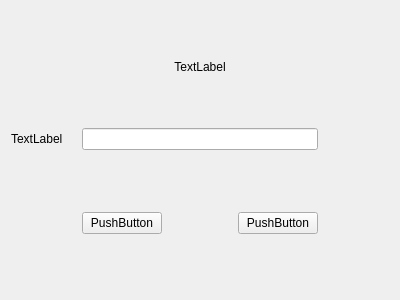
Qt form FactoryDefaultWidget.ui (wruwami/TPCAM-M30) before a commit.
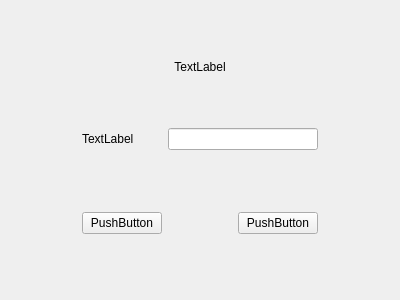
The same form after that commit. Custom widgets are drawn as their Qt base class.

The edit to the form file:
```diff
--- a/FactoryDefaultWidget.ui
+++ b/FactoryDefaultWidget.ui
@@ -92,16 +92,16 @@
        </property>
       </widget>
      </item>
-     <item row="1" column="0">
+     <item row="1" column="2" colspan="2">
+      <widget class="CustomLineEdit" name="lineEdit"/>
+     </item>
+     <item row="1" column="1">
       <widget class="CustomLabel" name="pwLabel">
        <property name="text">
         <string>TextLabel</string>
        </property>
       </widget>
      </item>
-     <item row="1" column="1" colspan="3">
-      <widget class="CustomLineEdit" name="lineEdit"/>
-     </item>
     </layout>
    </item>
   </layout>
```
Left out of the diff: 2 changed lines with no effect on the pictures.
